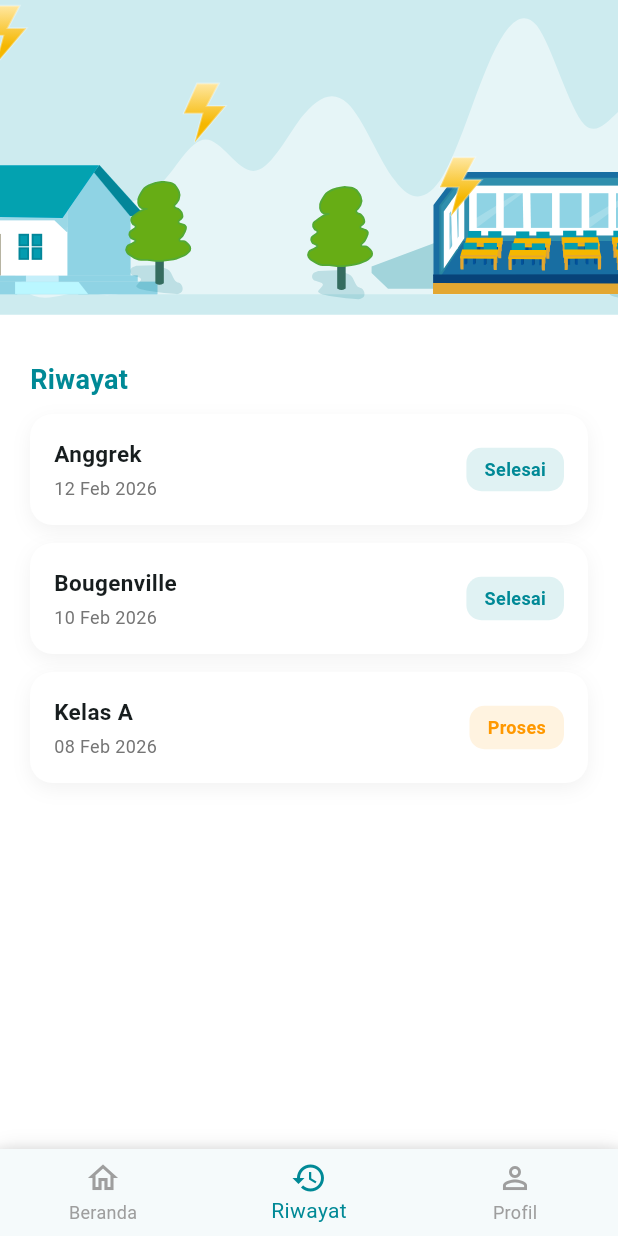
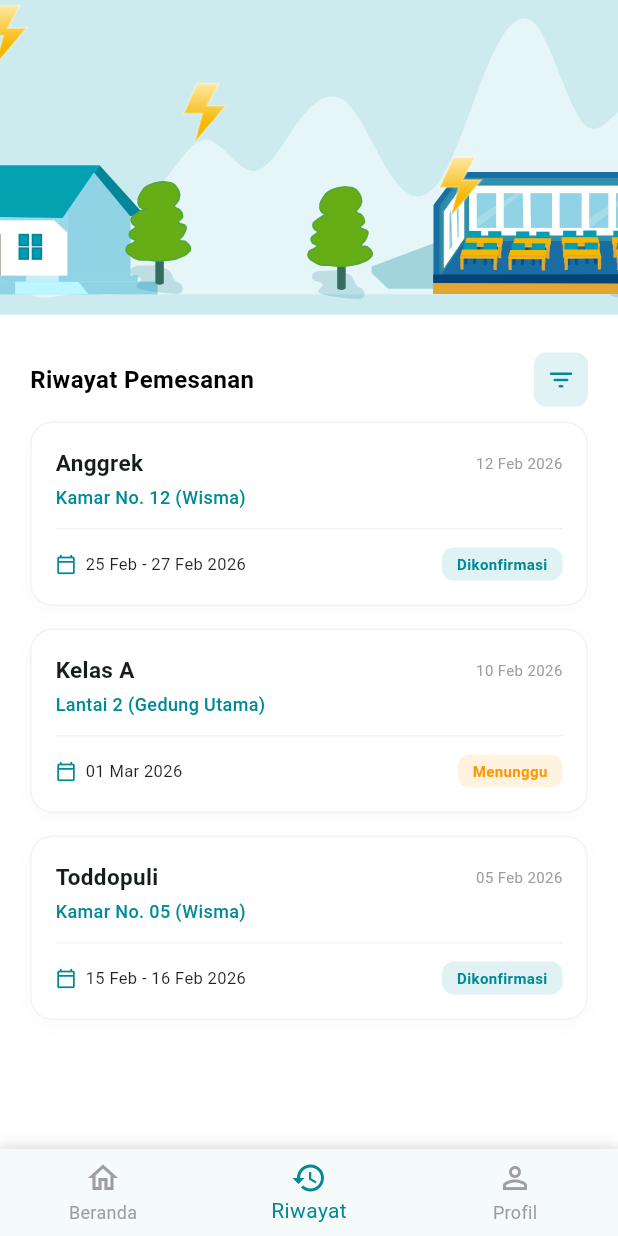
Before and after one commit to zawcompany/PLNproject, a Flutter app: the RiwayatPage screen opened directly, on a phone screen of 412 x 824 dp. Run offline on Flutter 3.47's test engine with Material 3 defaults, Android fonts, the phone set to English and light mode, and no system bars; our stand-ins replace flutter_svg, image_picker.

Commit message:
Perbaikan dashboard karyawan, halaman profil, dan halaman riwayat

```diff
--- a/lib/pages/karyawan/riwayat_page.dart
+++ b/lib/pages/karyawan/riwayat_page.dart
@@ -2,10 +2,94 @@ import 'package:flutter/material.dart';
 import 'package:flutter_svg/flutter_svg.dart';
 import 'package:monitoring_app/widgets/navbar.dart';
 
-class RiwayatPage extends StatelessWidget {
+class RiwayatPage extends StatefulWidget {
   const RiwayatPage({super.key});
 
+  @override
+  State<RiwayatPage> createState() => _RiwayatPageState();
+}
+
+class _RiwayatPageState extends State<RiwayatPage> {
   final Color primaryColor = const Color(0xFF008996);
+
+  // Fungsi untuk memunculkan Dialog Filter
+  void _showFilterDialog() {
+    showDialog(
+      context: context,
+      builder: (context) {
+        return AlertDialog(
+          shape: RoundedRectangleBorder(borderRadius: BorderRadius.circular(20)),
+          title: Text(
+            "Filter Riwayat",
+            style: TextStyle(color: primaryColor, fontSize: 16, fontWeight: FontWeight.bold),
+          ),
+          content: SingleChildScrollView(
+            child: Column(
+              mainAxisSize: MainAxisSize.min,
+              crossAxisAlignment: CrossAxisAlignment.start,
+              children: [
+                _buildFilterLabel("Jenis Wisma"),
+                _buildSimpleDropdown(["Semua Wisma", "Anggrek", "Cempaka", "Bougenville", "Dahlia", "Edelweiss", "Flamboyan", "Gladiol", "Hortensia", "Toddopuli"]),
+                const SizedBox(height: 15),
+                _buildFilterLabel("Jenis Kelas"),
+                _buildSimpleDropdown(["Semua Kelas", "Kelas A", "Kelas B", "Lab B", "Aula", "Kelas Toddopuli"]),
+                const SizedBox(height: 15),
+                _buildFilterLabel("Status"),
+                _buildSimpleDropdown(["Semua Status", "Menunggu Konfirmasi", "Telah Dikonfirmasi"]),
+              ],
+            ),
+          ),
+          actions: [
+            TextButton(
+              onPressed: () => Navigator.pop(context),
+              child: const Text("Batal", style: TextStyle(color: Colors.grey, fontSize: 13)),
+            ),
+            ElevatedButton(
+              style: ElevatedButton.styleFrom(
+                backgroundColor: primaryColor,
+                shape: RoundedRectangleBorder(borderRadius: BorderRadius.circular(8)),
+              ),
+              onPressed: () => Navigator.pop(context),
+              child: const Text("Terapkan", style: TextStyle(color: Colors.white, fontSize: 13)),
+            ),
+          ],
+        );
+      },
+    );
+  }
+
+  Widget _buildFilterLabel(String label) {
+    return Padding(
+      padding: const EdgeInsets.only(bottom: 6),
+      child: Text(label, style: const TextStyle(fontSize: 12, fontWeight: FontWeight.w600, color: Colors.black87)),
+    );
+  }
+
+  Widget _buildSimpleDropdown(List<String> items) {
+    return Container(
+      padding: const EdgeInsets.symmetric(horizontal: 12),
+      decoration: BoxDecoration(
+        color: const Color(0xFFF8FBFB),
+        borderRadius: BorderRadius.circular(10),
+        border: Border.all(color: const Color(0xFFE0E6E6)),
+      ),
+      child: DropdownButtonHideUnderline(
+        child: DropdownButton<String>(
+          isExpanded: true,
+          value: items[0],
+          icon: const Icon(Icons.keyboard_arrow_down, size: 20),
+          style: const TextStyle(fontSize: 13, color: Colors.black87),
+          items: items.map((String value) {
+            return DropdownMenuItem<String>(
+              value: value,
+              child: Text(value),
+            );
+          }).toList(),
+          onChanged: (_) {},
+        ),
+      ),
+    );
+  }
 
   @override
   Widget build(BuildContext context) {
@@ -14,14 +98,13 @@ class RiwayatPage extends StatelessWidget {
       body: Column(
         children: [
           _buildHeader(),
-          const SizedBox(height: 20),
-          _buildTitle(),
+          const SizedBox(height: 15),
+          _buildTitleRow(),
           Expanded(
             child: _buildHistoryList(),
           ),
         ],
       ),
-      // --- PENERAPAN NAVBAR ---
       bottomNavigationBar: CustomBottomNav(
         currentIndex: 1,
         onTap: (index) {
@@ -46,29 +129,60 @@ class RiwayatPage extends StatelessWidget {
     );
   }
 
-  Widget _buildTitle() {
-    return const Padding(
-      padding: EdgeInsets.symmetric(horizontal: 20),
-      child: Align(
-        alignment: Alignment.centerLeft,
-        child: Text(
-          "Riwayat",
-          style: TextStyle(
-            fontSize: 18,
-            fontWeight: FontWeight.bold,
-            color: Color(0xFF008996),
+  Widget _buildTitleRow() {
+    return Padding(
+      padding: const EdgeInsets.symmetric(horizontal: 20),
+      child: Row(
+        mainAxisAlignment: MainAxisAlignment.spaceBetween,
+        children: [
+          Text(
+            "Riwayat Pemesanan",
+            style: TextStyle(fontSize: 16, fontWeight: FontWeight.bold, color: Colors.black),
+          ),
+          // Tombol Ikon Filter
+          GestureDetector(
+            onTap: _showFilterDialog,
+            child: Container(
+              padding: const EdgeInsets.all(8),
+              decoration: BoxDecoration(
+                color: const Color(0xFFE0F2F3),
+                borderRadius: BorderRadius.circular(8),
+              ),
+              child: Icon(Icons.filter_list_rounded, color: primaryColor, size: 20),
             ),
           ),
+        ],
       ),
     );
   }
 
   Widget _buildHistoryList() {
-    // Data dummy riwayat contoh
+    // Data contoh pemesanan
     final List<Map<String, dynamic>> riwayatItems = [
-      {"title": "Anggrek", "date": "12 Feb 2026", "status": "Selesai", "isSelesai": true},
-      {"title": "Bougenville", "date": "10 Feb 2026", "status": "Selesai", "isSelesai": true},
-      {"title": "Kelas A", "date": "08 Feb 2026", "status": "Proses", "isSelesai": false},
+      {
+        "title": "Anggrek",
+        "detail": "Kamar No. 12 (Wisma)",
+        "date": "12 Feb 2026",
+        "bookDate": "25 Feb - 27 Feb 2026",
+        "status": "Dikonfirmasi",
+        "isSelesai": true
+      },
+      {
+        "title": "Kelas A",
+        "detail": "Lantai 2 (Gedung Utama)",
+        "date": "10 Feb 2026",
+        "bookDate": "01 Mar 2026",
+        "status": "Menunggu",
+        "isSelesai": false
+      },
+      {
+        "title": "Toddopuli",
+        "detail": "Kamar No. 05 (Wisma)",
+        "date": "05 Feb 2026",
+        "bookDate": "15 Feb - 16 Feb 2026",
+        "status": "Dikonfirmasi",
+        "isSelesai": true
+      },
     ];
 
     return ListView.builder(
@@ -77,50 +191,58 @@ class RiwayatPage extends StatelessWidget {
       itemBuilder: (context, index) {
         final item = riwayatItems[index];
         return Container(
-          margin: const EdgeInsets.only(bottom: 12),
+          margin: const EdgeInsets.only(bottom: 15),
           padding: const EdgeInsets.all(16),
           decoration: BoxDecoration(
             color: Colors.white,
             borderRadius: BorderRadius.circular(15),
+            border: Border.all(color: const Color(0xFFF0F4F4)),
             boxShadow: [
-              BoxShadow(
-                color: Colors.black.withOpacity(0.05),
-                blurRadius: 10,
-                offset: const Offset(0, 4),
-              ),
+              BoxShadow(color: Colors.black.withOpacity(0.02), blurRadius: 10, offset: const Offset(0, 4)),
             ],
           ),
-          child: Row(
+          child: Column(
+            crossAxisAlignment: CrossAxisAlignment.start,
+            children: [
+              Row(
                 mainAxisAlignment: MainAxisAlignment.spaceBetween,
                 children: [
-              Column(
-                crossAxisAlignment: CrossAxisAlignment.start,
-                children: [
-                  Text(
-                    item['title'],
-                    style: const TextStyle(fontWeight: FontWeight.bold, fontSize: 15),
+                  Text(item['title'], style: const TextStyle(fontWeight: FontWeight.bold, fontSize: 15)),
+                  Text(item['date'], style: const TextStyle(color: Colors.grey, fontSize: 10)),
+                ],
               ),
               const SizedBox(height: 4),
-                  Text(
-                    item['date'],
-                    style: TextStyle(color: Colors.grey.shade600, fontSize: 12),
+              Text(item['detail'], style: TextStyle(color: primaryColor, fontSize: 12, fontWeight: FontWeight.w500)),
+              const Padding(
+                padding: EdgeInsets.symmetric(vertical: 12),
+                child: Divider(height: 1, color: Color(0xFFF0F4F4)),
               ),
+              Row(
+                mainAxisAlignment: MainAxisAlignment.spaceBetween,
+                children: [
+                  Row(
+                    children: [
+                      Icon(Icons.calendar_today_outlined, size: 14, color: primaryColor),
+                      const SizedBox(width: 6),
+                      Text(item['bookDate'], style: const TextStyle(fontSize: 11, color: Colors.black87)),
                     ],
                   ),
                   Container(
-                padding: const EdgeInsets.symmetric(horizontal: 12, vertical: 6),
+                    padding: const EdgeInsets.symmetric(horizontal: 10, vertical: 4),
                     decoration: BoxDecoration(
                       color: item['isSelesai'] ? const Color(0xFFE0F2F3) : const Color(0xFFFFF3E0),
-                  borderRadius: BorderRadius.circular(10),
+                      borderRadius: BorderRadius.circular(8),
                     ),
                     child: Text(
                       item['status'],
                       style: TextStyle(
                         color: item['isSelesai'] ? primaryColor : Colors.orange,
-                    fontSize: 12,
+                        fontSize: 10,
                         fontWeight: FontWeight.bold,
                       ),
                     ),
+                  ),
+                ],
               ),
             ],
           ),
```
Also changed, not shown: lib/main.dart (+4 -4 lines), lib/pages/karyawan/kdash_wisma.dart (+15 -35 lines). Lines whose indentation alone changed are shown as unchanged.
